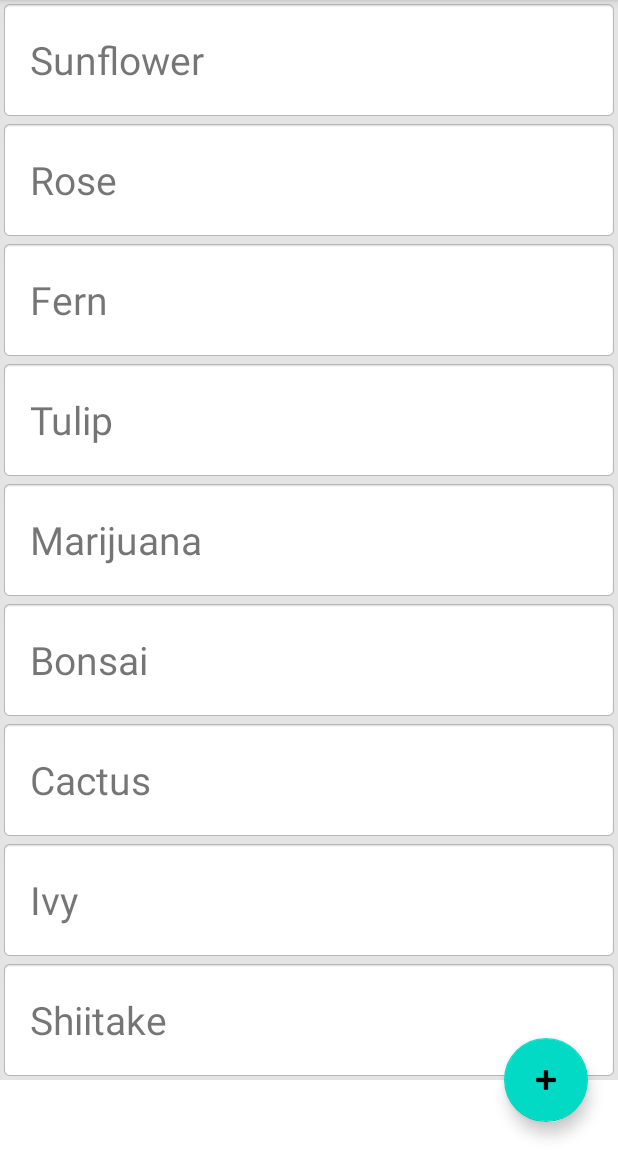
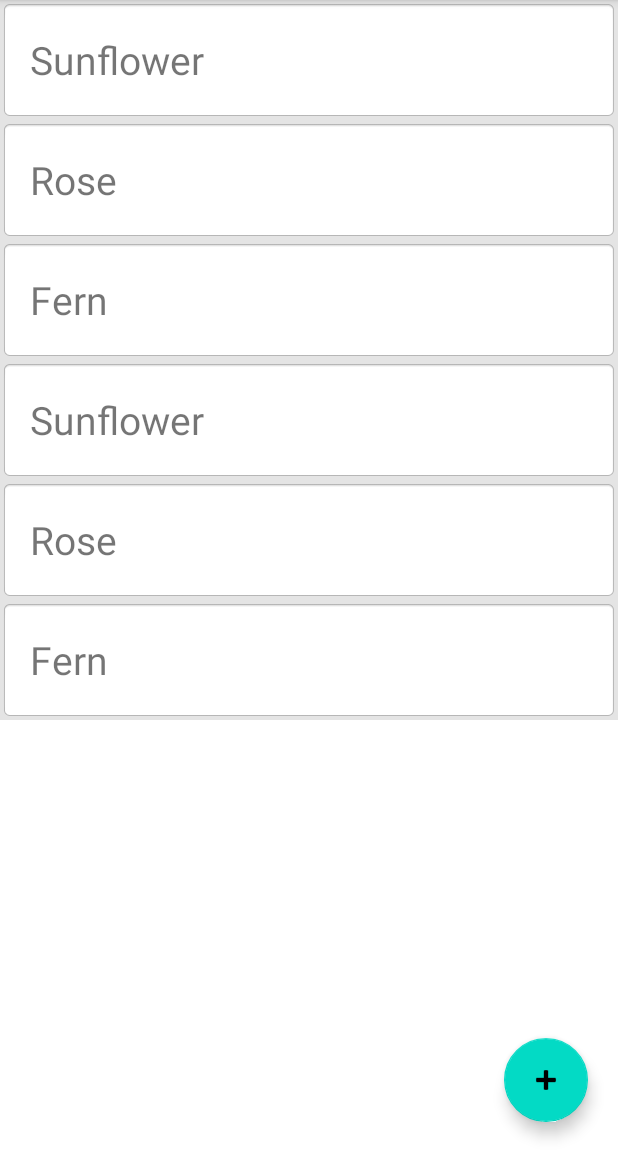
Before and after one commit to hennyg2001/SEP4-Greenhouse, an Android app: the PlantListActivity screen opened directly, with no data from a screen before it, on a phone screen of 412 x 824 dp, the part 84-1236 px from its top. Run offline under Robolectric (Android 15) with nearby library versions, the phone set to English and light mode, and no system bars; our stand-ins replace Firebase (no records; nobody signed in at launch, a user with empty details on screens opened directly).

```diff
--- a/app/build.gradle
+++ b/app/build.gradle
@@ -37,6 +37,7 @@ dependencies {
     implementation 'com.google.firebase:firebase-core:21.0.0'
     implementation 'com.google.firebase:firebase-database:20.0.5'
     implementation 'com.google.firebase:firebase-messaging:23.0.4'
+    implementation 'androidx.room:room-common:2.4.2'
     testImplementation 'junit:junit:4.13.2'
     androidTestImplementation 'androidx.test.ext:junit:1.1.3'
     androidTestImplementation 'androidx.test.espresso:espresso-core:3.4.0'
--- a/app/src/main/java/com/example/sep4_greenhouseapp/PlantListActivity.java
+++ b/app/src/main/java/com/example/sep4_greenhouseapp/PlantListActivity.java
@@ -19,6 +19,7 @@ public class PlantListActivity extends AppCompatActivity implements PlantAdapter
 
     RecyclerView recyclerView;
     FloatingActionButton myFab;
+    static ArrayList<Plant> plants = new ArrayList<>();
 
     @Override
     protected void onCreate(Bundle savedInstanceState) {
@@ -29,17 +30,9 @@ public class PlantListActivity extends AppCompatActivity implements PlantAdapter
         recyclerView.setLayoutManager(new LinearLayoutManager(this));
         recyclerView.hasFixedSize();
 
-        ArrayList<Plant> plants = new ArrayList<>();
-
-        plants.add(new Plant("Sunflower", "Flower"));
-        plants.add(new Plant("Rose", "Flower"));
-        plants.add(new Plant("Fern", "Bush"));
-        plants.add(new Plant("Tulip", "Flower"));
-        plants.add(new Plant("Marijuana", "Cannabis"));
-        plants.add(new Plant("Bonsai", "Tree"));
-        plants.add(new Plant("Cactus", "Cactaceae"));
-        plants.add(new Plant("Ivy", "Wood plant"));
-        plants.add(new Plant("Shiitake", "Mushroom"));
+        plants.add(new Plant("Sunflower", "Flower", "gg1"));
+        plants.add(new Plant("Rose", "Flower", "gg2"));
+        plants.add(new Plant("Fern", "Bush", "gg3"));
 
         PlantAdapter adapter = new PlantAdapter(plants, this);
         recyclerView.setAdapter(adapter);
@@ -51,6 +44,14 @@ public class PlantListActivity extends AppCompatActivity implements PlantAdapter
         });
     }
 
+    public static ArrayList<Plant> getPlants() {
+        return plants;
+    }
+
+    public void addPlant(Plant plant) {
+        plants.add(plant);
+    }
+
     @Override
     public void onClick(int position) {
         startActivity(new Intent(PlantListActivity.this, PlantActivity.class));
--- a/app/src/main/java/com/example/sep4_greenhouseapp/model/Plant.java
+++ b/app/src/main/java/com/example/sep4_greenhouseapp/model/Plant.java
@@ -4,14 +4,16 @@ public class Plant {
 
     private String name;
     private String type;
+    private String description;
 
     public Plant() {
         // Default constructor required for calls to DataSnapShot.getValue(User.class)
     }
 
-    public Plant(String name, String type) {
+    public Plant(String name, String type, String description) {
         this.name = name;
         this.type = type;
+        this.description = description;
     }
 
     public String getName() {
@@ -22,4 +24,6 @@ public class Plant {
         return type;
     }
 
+    public String getDescription() { return description; }
+
 }
```
Also changed, not shown: app/src/main/java/com/example/sep4_greenhouseapp/CreatePlantActivity.java (+6 -1 lines), app/src/main/java/com/example/sep4_greenhouseapp/PlantDAO.java (added, +24 -0 lines).
